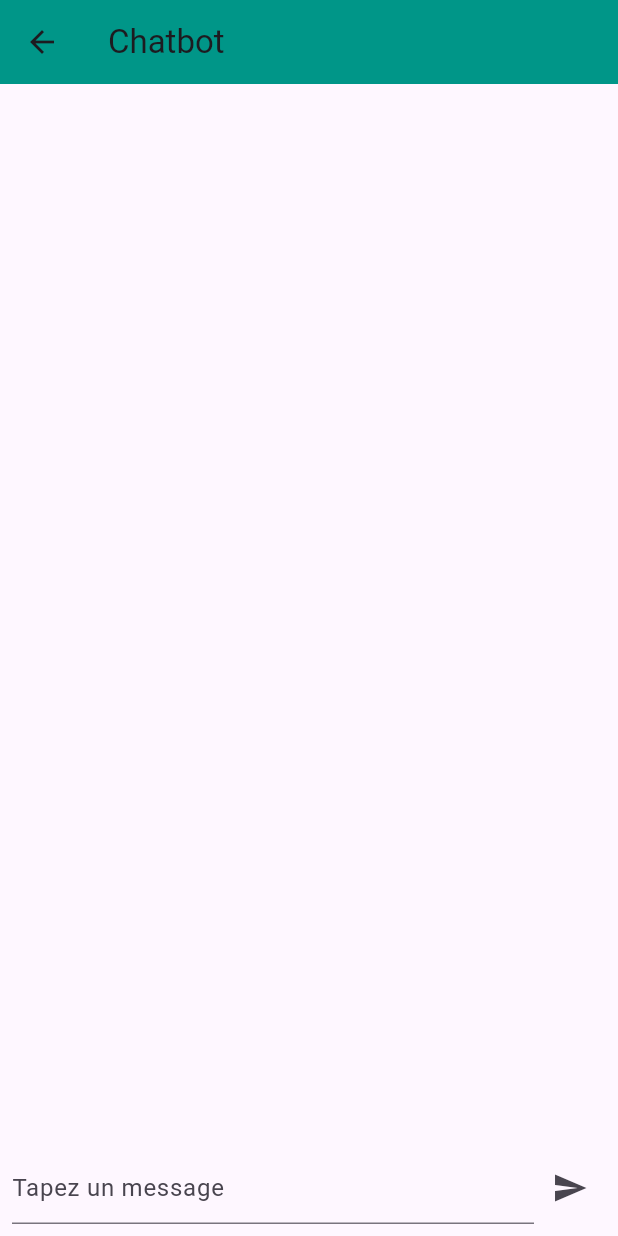
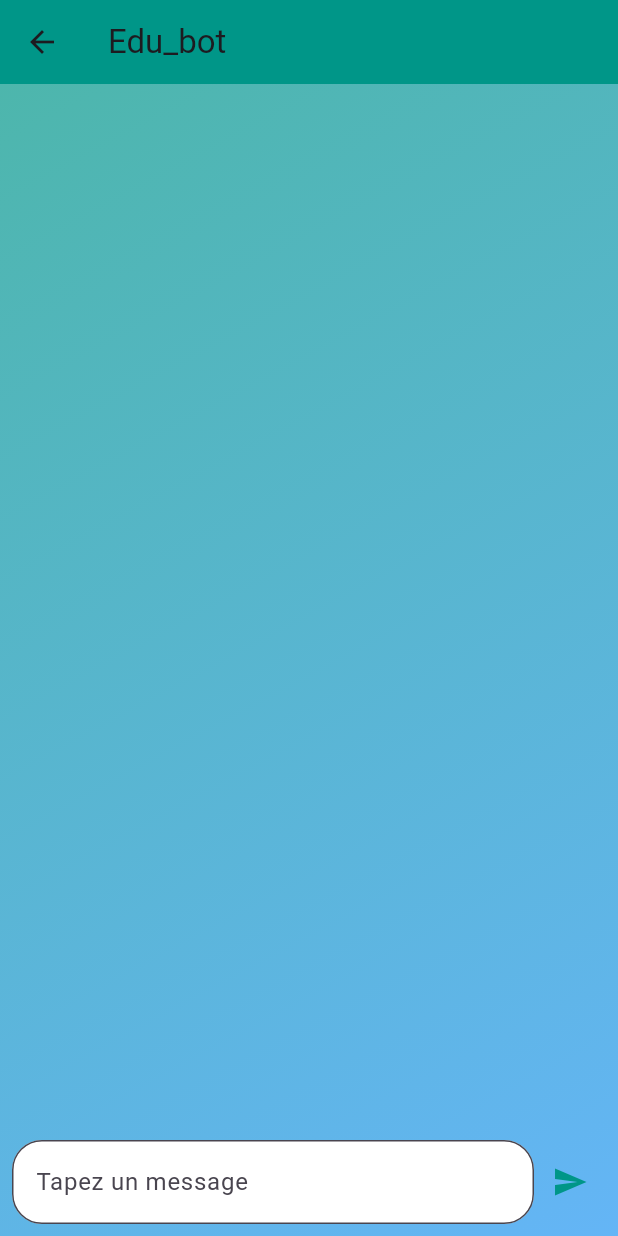
Before and after one commit to ibra-deme/memoire_m2_front, a Flutter app: the ChatbotScreen screen opened directly, on a phone screen of 412 x 824 dp. Run offline on Flutter 3.47's test engine with Material 3 defaults, Android fonts, the phone set to English and light mode, and no system bars; our stand-ins replace curved_navigation_bar, google_fonts; key blocks and very long unbroken strings in the code were emptied for the run.

Commit message:
add changes

```diff
--- a/lib/screens/chatbot_screen.dart
+++ b/lib/screens/chatbot_screen.dart
@@ -1,158 +1,20 @@
-import 'package:flutter/material.dart';
-import 'package:http/http.dart' as http;
-import 'dart:convert';
-
-class ChatbotScreen extends StatefulWidget {
-  @override
-  _ChatbotScreenState createState() => _ChatbotScreenState();
-}
-
-class _ChatbotScreenState extends State<ChatbotScreen> {
-  final TextEditingController _controller = TextEditingController();
-  final List<Map<String, String>> _messages = [];
-  final ScrollController _scrollController = ScrollController();
-
-  Future<void> _sendMessage(String message) async {
-    setState(() {
-      _messages.add({'text': message, 'sender': 'user'});
-    });
-
-    // Faire défiler vers le bas après l'ajout d'un nouveau message
-    _scrollToBottom();
-
-    try {
-      final response = await http.post(
-        Uri.parse('http://127.0.0.1:5000/chat'),
-        headers: <String, String>{
-          'Content-Type': 'application/json; charset=UTF-8',
-        },
-        body: jsonEncode(<String, String>{'message': message}),
-      );
-
-      if (response.statusCode == 200) {
-        final data = jsonDecode(response.body);
-        setState(() {
-          _messages.add({'text': data['response'], 'sender': 'bot'});
-        });
-      } else {
-        setState(() {
-          _messages.add({'text': 'Erreur du serveur', 'sender': 'bot'});
-        });
-      }
-    } catch (e) {
-      setState(() {
-        _messages.add({'text': 'Erreur de connexion', 'sender': 'bot'});
-      });
-    }
-
-    // Faire défiler vers le bas après la réponse du bot
-    _scrollToBottom();
-  }
-
-  void _scrollToBottom() {
-    WidgetsBinding.instance.addPostFrameCallback((_) {
-      _scrollController.jumpTo(_scrollController.position.maxScrollExtent);
-    });
-  }
-
-  @override
-  Widget build(BuildContext context) {
-    return Scaffold(
-      appBar: AppBar(
-        title: Text('Chatbot'),
-        backgroundColor: Colors.teal,
-      ),
-      body: Column(
-        children: <Widget>[
-          Expanded(
-            child: ListView.builder(
-              controller: _scrollController,
-              itemCount: _messages.length,
-              itemBuilder: (context, index) {
-                final message = _messages[index];
-                return ListTile(
-                  title: Align(
-                    alignment: message['sender'] == 'user'
-                        ? Alignment.centerRight
-                        : Alignment.centerLeft,
-                    child: Container(
-                      padding: EdgeInsets.all(10),
-                      decoration: BoxDecoration(
-                        color: message['sender'] == 'user'
-                            ? Colors.teal
-                            : Colors.grey[300],
-                        borderRadius: BorderRadius.circular(10),
-                      ),
-                      child: Text(
-                        message['text']!,
-                        style: TextStyle(
-                          color: message['sender'] == 'user'
-                              ? Colors.white
-                              : Colors.black,
-                        ),
-                      ),
-                    ),
-                  ),
-                );
-              },
-            ),
-          ),
-          Padding(
-            padding: const EdgeInsets.all(8.0),
-            child: Row(
-              children: <Widget>[
-                Expanded(
-                  child: TextField(
-                    controller: _controller,
-                    decoration: InputDecoration(
-                      hintText: 'Tapez un message',
-                    ),
-                  ),
-                ),
-                IconButton(
-                  icon: Icon(Icons.send),
-                  onPressed: () {
-                    if (_controller.text.isNotEmpty) {
-                      _sendMessage(_controller.text);
-                      _controller.clear();
-                    }
-                  },
-                ),
-              ],
-            ),
-          ),
-        ],
-      ),
-    );
-  }
-}
 // import 'package:flutter/material.dart';
 // import 'package:http/http.dart' as http;
 // import 'dart:convert';
 
 // class ChatbotScreen extends StatefulWidget {
-//   final int userId; // Ajout de l'ID utilisateur
-
-//   ChatbotScreen({required this.userId});
-
 //   @override
 //   _ChatbotScreenState createState() => _ChatbotScreenState();
 // }
 
 // class _ChatbotScreenState extends State<ChatbotScreen> {
 //   final TextEditingController _controller = TextEditingController();
-//   final List<Map<String, dynamic>> _messages = []; // Inclure date et heure
+//   final List<Map<String, String>> _messages = [];
 //   final ScrollController _scrollController = ScrollController();
 
 //   Future<void> _sendMessage(String message) async {
-//     final timestamp = DateTime.now().toString();
-
 //     setState(() {
-//       _messages.add({
-//         'text': message,
-//         'sender': 'user',
-//         'timestamp': timestamp, // Ajout de l'heure pour l'utilisateur
-//       });
+//       _messages.add({'text': message, 'sender': 'user'});
 //     });
 
 //     // Faire défiler vers le bas après l'ajout d'un nouveau message
@@ -164,37 +26,22 @@ class _ChatbotScreenState extends State<ChatbotScreen> {
 //         headers: <String, String>{
 //           'Content-Type': 'application/json; charset=UTF-8',
 //         },
-//         body: jsonEncode(<String, dynamic>{
-//           'message': message,
-//           'user_id': widget.userId,
-//         }),
+//         body: jsonEncode(<String, String>{'message': message}),
 //       );
 
 //       if (response.statusCode == 200) {
 //         final data = jsonDecode(response.body);
 //         setState(() {
-//           _messages.add({
-//             'text': data['response'],
-//             'sender': 'bot',
-//             'timestamp': DateTime.now().toString(), // Timestamp pour le bot
-//           });
+//           _messages.add({'text': data['response'], 'sender': 'bot'});
 //         });
 //       } else {
 //         setState(() {
-//           _messages.add({
-//             'text': 'Erreur du serveur',
-//             'sender': 'bot',
-//             'timestamp': timestamp,
-//           });
+//           _messages.add({'text': 'Erreur du serveur', 'sender': 'bot'});
 //         });
 //       }
 //     } catch (e) {
 //       setState(() {
-//         _messages.add({
-//           'text': 'Erreur de connexion',
-//           'sender': 'bot',
-//           'timestamp': timestamp,
-//         });
+//         _messages.add({'text': 'Erreur de connexion', 'sender': 'bot'});
 //       });
 //     }
 
@@ -206,11 +53,6 @@ class _ChatbotScreenState extends State<ChatbotScreen> {
 //     WidgetsBinding.instance.addPostFrameCallback((_) {
 //       _scrollController.jumpTo(_scrollController.position.maxScrollExtent);
 //     });
-//   }
-
-//   String _formatTimestamp(String timestamp) {
-//     final dateTime = DateTime.parse(timestamp);
-//     return "${dateTime.hour}:${dateTime.minute}"; // Format HH:MM
 //   }
 
 //   @override
@@ -241,28 +83,13 @@ class _ChatbotScreenState extends State<ChatbotScreen> {
 //                             : Colors.grey[300],
 //                         borderRadius: BorderRadius.circular(10),
 //                       ),
-//                       child: Column(
-//                         crossAxisAlignment: message['sender'] == 'user'
-//                             ? CrossAxisAlignment.end
-//                             : CrossAxisAlignment.start,
-//                         children: [
-//                           Text(
-//                             message['text']!,
-//                             style: TextStyle(
-//                               color: message['sender'] == 'user'
-//                                   ? Colors.white
-//                                   : Colors.black,
-//                             ),
-//                           ),
-//                           SizedBox(height: 5),
-//                           Text(
-//                             _formatTimestamp(message['timestamp']),
-//                             style: TextStyle(
-//                               fontSize: 10,
-//                               color: Colors.grey[600],
-//                             ),
-//                           ),
-//                         ],
+//                       child: Text(
+//                         message['text']!,
+//                         style: TextStyle(
+//                           color: message['sender'] == 'user'
+//                               ? Colors.white
+//                               : Colors.black,
+//                         ),
 //                       ),
 //                     ),
 //                   ),
@@ -299,3 +126,184 @@ class _ChatbotScreenState extends State<ChatbotScreen> {
 //     );
 //   }
 // }
+import 'package:flutter/material.dart';
+import 'package:http/http.dart' as http;
+import 'dart:convert';
+import 'dart:async';
+
+class ChatbotScreen extends StatefulWidget {
+  @override
+  _ChatbotScreenState createState() => _ChatbotScreenState();
+}
+
+class _ChatbotScreenState extends State<ChatbotScreen> {
+  final TextEditingController _controller = TextEditingController();
+  final List<Map<String, String>> _messages = [];
+  final ScrollController _scrollController = ScrollController();
+  bool _isTyping = false;
+
+  Future<void> _sendMessage(String message) async {
+    setState(() {
+      _messages.add({'text': message, 'sender': 'user'});
+    });
+
+    _scrollToBottom();
+
+    try {
+      final response = await http.post(
+        Uri.parse('http://127.0.0.1:5000/chat'),
+        headers: <String, String>{
+          'Content-Type': 'application/json; charset=UTF-8',
+        },
+        body: jsonEncode(<String, String>{'message': message}),
+      );
+
+      if (response.statusCode == 200) {
+        final data = jsonDecode(response.body);
+        await _typeResponse(data['response']);
+      } else {
+        _addBotMessage('Erreur du serveur');
+      }
+    } catch (e) {
+      _addBotMessage('Erreur de connexion');
+    }
+
+    _scrollToBottom();
+  }
+
+  Future<void> _typeResponse(String fullResponse) async {
+    setState(() {
+      _isTyping = true;
+      _messages
+          .add({'text': '', 'sender': 'bot'}); // Placeholder for bot message
+    });
+
+    String displayedText = '';
+    List<String> words = fullResponse.split(' ');
+
+    for (String word in words) {
+      await Future.delayed(Duration(milliseconds: 100));
+      displayedText += (displayedText.isEmpty ? '' : ' ') + word;
+      setState(() {
+        _messages.last['text'] = displayedText; // Update the last message
+      });
+      _scrollToBottom();
+    }
+
+    setState(() {
+      _isTyping = false;
+    });
+  }
+
+  void _addBotMessage(String message) {
+    setState(() {
+      _messages.add({'text': message, 'sender': 'bot'});
+    });
+  }
+
+  void _scrollToBottom() {
+    WidgetsBinding.instance.addPostFrameCallback((_) {
+      _scrollController.jumpTo(_scrollController.position.maxScrollExtent);
+    });
+  }
+
+  @override
+  Widget build(BuildContext context) {
+    return Scaffold(
+      appBar: AppBar(
+        title: Text('Edu_bot'),
+        backgroundColor: Colors.teal,
+      ),
+      body: Container(
+        decoration: BoxDecoration(
+          gradient: LinearGradient(
+            colors: [
+              Colors.teal.shade300,
+              Colors.blue.shade300,
+            ],
+            begin: Alignment.topLeft,
+            end: Alignment.bottomRight,
+          ),
+        ),
+        child: Column(
+          children: <Widget>[
+            Expanded(
+              child: ListView.builder(
+                controller: _scrollController,
+                itemCount: _messages.length,
+                itemBuilder: (context, index) {
+                  final message = _messages[index];
+                  return ListTile(
+                    title: Align(
+                      alignment: message['sender'] == 'user'
+                          ? Alignment.centerRight
+                          : Alignment.centerLeft,
+                      child: Container(
+                        padding: EdgeInsets.all(10),
+                        decoration: BoxDecoration(
+                          color: message['sender'] == 'user'
+                              ? Colors.teal
+                              : Colors.grey[300],
+                          borderRadius: BorderRadius.circular(10),
+                        ),
+                        child: Text(
+                          message['text']!,
+                          style: TextStyle(
+                            color: message['sender'] == 'user'
+                                ? Colors.white
+                                : Colors.black,
+                          ),
+                        ),
+                      ),
+                    ),
+                  );
+                },
+              ),
+            ),
+            if (_isTyping)
+              Padding(
+                padding: const EdgeInsets.all(8.0),
+                child: Align(
+                  alignment: Alignment.centerLeft,
+                  child: Text(
+                    ' Edu_bot est en train de taper...',
+                    style:
+                        TextStyle(color: const Color.fromARGB(255, 23, 7, 7)),
+                  ),
+                ),
+              ),
+            Padding(
+              padding: const EdgeInsets.all(8.0),
+              child: Row(
+                children: <Widget>[
+                  Expanded(
+                    child: TextField(
+                      controller: _controller,
+                      decoration: InputDecoration(
+                        hintText: 'Tapez un message',
+                        filled: true,
+                        fillColor: Colors.white,
+                        border: OutlineInputBorder(
+                          borderRadius: BorderRadius.circular(20),
+                        ),
+                      ),
+                    ),
+                  ),
+                  IconButton(
+                    icon: Icon(Icons.send, color: Colors.teal),
+                    onPressed: () {
+                      if (_controller.text.isNotEmpty) {
+                        _sendMessage(_controller.text);
+                        _controller.clear();
+                      }
+                    },
+                  ),
+                ],
+              ),
+            ),
+          ],
+        ),
+      ),
+    );
+  }
+}
```
